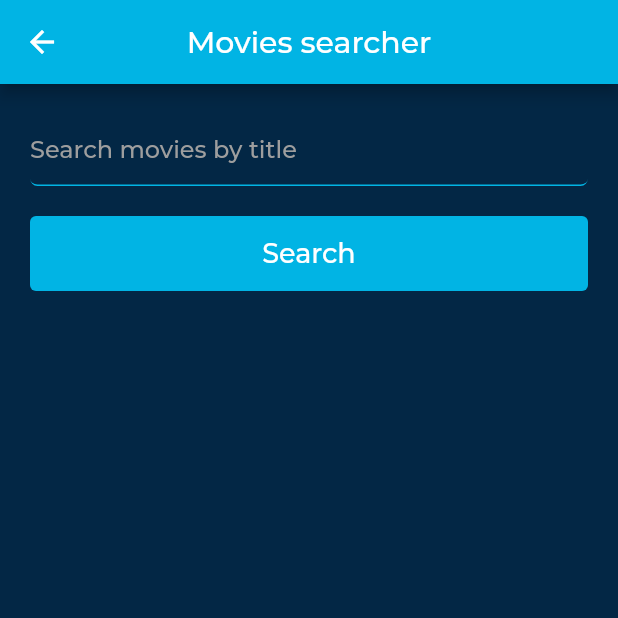
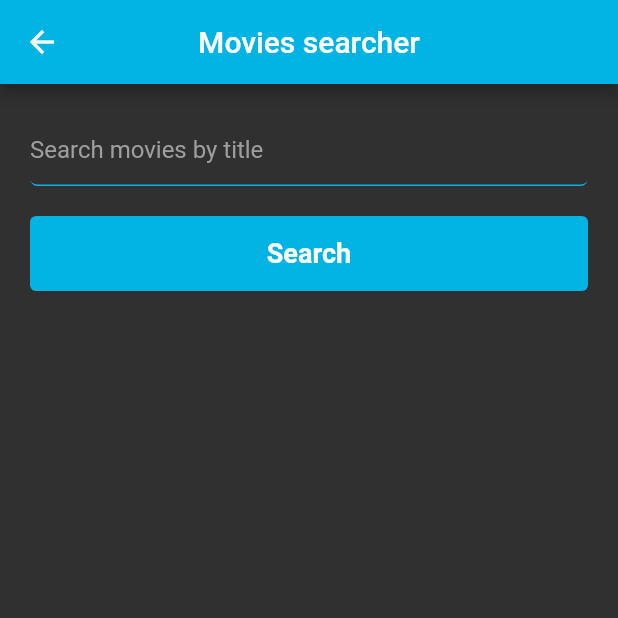
Before and after one commit to Lucas040593/the_movie_db_app, a Flutter app: the screen it shows after launch, after a tap on the "search" icon, on a phone screen of 412 x 824 dp, the top half of it. Run offline on Flutter 3.47's test engine with Material 2 defaults, Android fonts, the phone set to English and light mode, and no system bars; network calls fail.

Commit message:
Actualizando código
Refactorizando código y añadiendo en parte del código uso de provider.

```diff
--- a/lib/Models/Movie.dart
+++ b/lib/Models/Movie.dart
@@ -1,15 +1,11 @@
-// To parse this JSON data, do
-//
-//     final movie = movieFromJson(jsonString);
-
-import 'package:meta/meta.dart';
+import 'package:flutter/material.dart';
 import 'dart:convert';
 
 Movie movieFromJson(String str) => Movie.fromJson(json.decode(str));
 
 String movieToJson(Movie data) => json.encode(data.toJson());
 
-class Movie {
+class Movie with ChangeNotifier {
   Movie({
     required this.adult,
     required this.backdropPath,
@@ -25,6 +21,7 @@ class Movie {
     required this.video,
     required this.voteAverage,
     required this.voteCount,
+    required this.check,
   });
 
   bool adult;
@@ -41,6 +38,7 @@ class Movie {
   bool video;
   double voteAverage;
   int voteCount;
+  bool check = false;
 
   factory Movie.fromJson(Map<String, dynamic> json) => Movie(
         adult: json["adult"],
@@ -57,6 +55,7 @@ class Movie {
         video: json["video"],
         voteAverage: json["vote_average"].toDouble(),
         voteCount: json["vote_count"],
+        check: false,
       );
 
   Map<String, dynamic> toJson() => {
@@ -74,5 +73,6 @@ class Movie {
         "video": video,
         "vote_average": voteAverage,
         "vote_count": voteCount,
+        "check": check,
       };
 }
--- a/lib/globalData/GlobalPaths.dart
+++ b/lib/globalData/GlobalPaths.dart
@@ -1,4 +1,5 @@
-class GlobaPaths{
+//Paths
+class GlobaPaths {
   static String apiBase = 'https://api.themoviedb.org/3/';
   static String imageBase = 'http://image.tmdb.org/t/p/original';
 }
--- a/lib/main.dart
+++ b/lib/main.dart
@@ -1,26 +1,25 @@
 import 'package:flutter/material.dart';
+import 'package:the_movie_db_app/provider/Movie_provider.dart';
 import 'package:the_movie_db_app/screens/SplashView.dart';
-import 'package:the_movie_db_app/theme/CustomColors.dart';
+import 'package:provider/provider.dart';
 
 void main() {
-  runApp(const MyApp());
+  runApp(MultiProvider(providers: [
+    ChangeNotifierProvider(create: (context) => MovieProvider()),
+    ChangeNotifierProvider(create: (context) => ThemeChanger(ThemeData.dark()))
+  ], child: const MyApp()));
 }
 
 class MyApp extends StatelessWidget {
   const MyApp({Key? key}) : super(key: key);
 
-  // This widget is the root of your application.
   @override
   Widget build(BuildContext context) {
+    final theme = Provider.of<ThemeChanger>(context);
     return MaterialApp(
-      theme: ThemeData(
-          // primarySwatch: Colors.blue,
-          scaffoldBackgroundColor: CustomColors.main,
-          secondaryHeaderColor: CustomColors.secondary,
-          fontFamily: 'Montserrat'
-        ),
-        debugShowCheckedModeBanner: false,
-        home: const SplashView(),
+      theme: theme.getTheme(),
+      debugShowCheckedModeBanner: false,
+      home: const SplashView(),
     );
   }
 }
--- /dev/null
+++ b/lib/provider/Movie_provider.dart
@@ -0,0 +1,74 @@
+import 'dart:convert';
+
+import 'package:flutter/material.dart';
+import 'package:the_movie_db_app/Models/Movie.dart';
+import 'package:the_movie_db_app/globalData/GlobalPaths.dart';
+import 'package:the_movie_db_app/secret/themoviedb_api.dart';
+import 'package:http/http.dart' as http;
+
+//Clase para cargar peliculas
+class MovieProvider with ChangeNotifier {
+  List<Movie> moviesList = [];
+  List<Movie> moviesListPopular = [];
+  List parsedList = [];
+  bool isLoading = false;
+  int _popularMoviesPage = 1;
+
+  getMyData() async {
+    isLoading = true;
+    moviesList = (await loadMovies())!;
+    moviesListPopular = (await loadPopularMovies(_popularMoviesPage))!;
+    isLoading = false;
+    notifyListeners();
+  }
+
+  //Obtener la lista de peliculas en cartelera.
+  Future<List<Movie>?> loadMovies() async {
+    final response = await http.get(Uri.parse(
+        GlobaPaths.apiBase + 'movie/now_playing?api_key=' + themoviedbApi));
+    if (response.statusCode == 200) {
+      parsedList = json.decode(response.body)['results'];
+      notifyListeners();
+      return moviesList = parsedList.map((m) => Movie.fromJson(m)).toList();
+    } else {
+      print('Error al recuperar las peliculas en cartelera de la API');
+      return null;
+    }
+  }
+
+  //Obtener la lista de peliculas populares.
+  Future<List<Movie>?> loadPopularMovies(int page) async {
+    final response = await http.get(Uri.parse(GlobaPaths.apiBase +
+        'movie/popular?page=$page&api_key=' +
+        themoviedbApi));
+    if (response.statusCode == 200) {
+      List parsedList = json.decode(response.body)['results'];
+      notifyListeners();
+      return moviesListPopular =
+          parsedList.map((m) => Movie.fromJson(m)).toList();
+    } else {
+      print('Error al recuperar las peliculas mas populares de la API');
+      return null;
+    }
+  }
+
+  //Obtener la película según id
+  setFavorite(int id) {
+    moviesList.where((element) => element.id == id).first.check = true;
+    notifyListeners();
+  }
+}
+
+//Clase para marcar favorito en cartelera
+class ThemeChanger with ChangeNotifier {
+  ThemeData _themeData;
+
+  ThemeChanger(this._themeData);
+
+  getTheme() => _themeData;
+
+  setTheme(ThemeData theme) {
+    this._themeData = theme;
+    notifyListeners();
+  }
+}
--- a/lib/screens/HomeView.dart
+++ b/lib/screens/HomeView.dart
@@ -1,5 +1,7 @@
 import 'package:flutter/material.dart';
+import 'package:provider/provider.dart';
 import 'package:the_movie_db_app/Models/Movie.dart';
+import 'package:the_movie_db_app/provider/Movie_provider.dart';
 import 'package:the_movie_db_app/screens/SearchView.dart';
 import 'package:the_movie_db_app/services/MoviesService.dart';
 import 'package:the_movie_db_app/theme/CustomColors.dart';
@@ -26,6 +28,8 @@ class _HomeViewState extends State<HomeView> {
     super.initState();
     _popularMoviesScrollController = ScrollController()
       ..addListener(_scrollPopularMoviesListener);
+    final dataProvider = Provider.of<MovieProvider>(context, listen: false);
+    dataProvider.getMyData();
   }
 
   @override
@@ -37,13 +41,19 @@ class _HomeViewState extends State<HomeView> {
 
   @override
   Widget build(BuildContext context) {
+    final moviesProvider = Provider.of<MovieProvider>(context);
+    final theme = Provider.of<ThemeChanger>(context);
+
     return Scaffold(
         appBar: AppBar(
-          title: const Text('The Movie DB App'),
-          centerTitle: true,
-          backgroundColor: CustomColors.secondary,
+          title: Text("Movie App"),
+          backgroundColor: CustomColors.main,
           leading: Container(),
-          actions: [_buildSearchButton()],
+          actions: [
+            _buildSearchButton(),
+            _buildDarkButton(theme),
+            _buildLightButton(theme),
+          ],
         ),
         body: WillPopScope(
             onWillPop: () async => false,
@@ -56,13 +66,14 @@ class _HomeViewState extends State<HomeView> {
                     //Peliculas en cartelera
                     _builSectionTitle('Now Playing Movies'),
                     const Padding(padding: EdgeInsets.all(10)),
-                    _buildNowPlayingMovies(),
+                    //Cartelera
+                    _buildNowPlayingMovies(moviesProvider),
                     //Peliculas populares
                     const Padding(padding: EdgeInsets.all(20)),
                     _builSectionTitle('Popular Movies'),
                     const Padding(padding: EdgeInsets.all(10)),
                     //Populares
-                    _buildPopularMovies(),
+                    _buildPopularMovies(moviesProvider),
                   ],
                 ),
               ),
@@ -88,22 +99,45 @@ class _HomeViewState extends State<HomeView> {
     );
   }
 
-  //Espera a recibir la lista de objetos Movie (en cartelera) y mientras muestra un spinner.
-  Widget _buildNowPlayingMovies() {
-    return FutureBuilder(
-      future: _getNowPlayingMovies(),
-      builder: (BuildContext context, AsyncSnapshot snapshot) {
-        if (snapshot.hasData) {
-          return _buildNowPlayingMoviesList(snapshot.data);
-        } else {
-          return const SizedBox(
-              width: 80, height: 80, child: CircularProgressIndicator());
-        }
-      },
+  //Boton para cambiar theme
+  Widget _buildDarkButton(ThemeChanger theme) {
+    return Padding(
+      padding: const EdgeInsets.only(right: 20),
+      child: GestureDetector(
+        child: const Icon(Icons.dark_mode),
+        onTap: () {
+          theme.setTheme(ThemeData(
+              scaffoldBackgroundColor: CustomColors.fondoDark,
+              fontFamily: 'Montserrat'));
+        },
+      ),
     );
   }
 
-  //Carga la lista de objetos Movie (en cartelera) en un ListView horizontal.
+  //Boton para cambiar theme
+  Widget _buildLightButton(ThemeChanger theme) {
+    return Padding(
+      padding: const EdgeInsets.only(right: 20),
+      child: GestureDetector(
+        child: const Icon(Icons.sunny),
+        onTap: () {
+          theme.setTheme(ThemeData(
+              scaffoldBackgroundColor: CustomColors.fondoLight,
+              fontFamily: 'Montserrat'));
+        },
+      ),
+    );
+  }
+
+  //Espera a recibir la lista y mientras muestra un spinner.
+  Widget _buildNowPlayingMovies(MovieProvider moviesProvider) {
+    return moviesProvider.isLoading
+        ? const SizedBox(
+            width: 80, height: 80, child: CircularProgressIndicator())
+        : _buildNowPlayingMoviesList(moviesProvider.moviesList);
+  }
+
+  //Carga la lista en un ListView horizontal.
   Widget _buildNowPlayingMoviesList(List<Movie> lista) {
     return SizedBox(
         height: 280,
@@ -116,29 +150,15 @@ class _HomeViewState extends State<HomeView> {
             }));
   }
 
-  //Llama a Movies services y le pide una lista de objetos Movie (en cartelera), de peliculas populares.
-  Future _getNowPlayingMovies() {
-    return MoviesService.getNowPlayingMovies().then((value) {
-      return value;
-    });
+  //Espera a recibir la lista y mientras muestra un spinner.
+  Widget _buildPopularMovies(MovieProvider moviesProvider) {
+    return moviesProvider.isLoading
+        ? const SizedBox(
+            width: 80, height: 80, child: CircularProgressIndicator())
+        : _buildPopularMoviesList(moviesProvider.moviesListPopular);
   }
 
-  //Espera a recibir la lista de objetos Movie (populares) y mientras muestra un spinner.
-  Widget _buildPopularMovies() {
-    return FutureBuilder(
-      future: _getPopularMovies(),
-      builder: (BuildContext context, AsyncSnapshot snapshot) {
-        if (snapshot.hasData) {
-          return _buildPopularMoviesList(snapshot.data);
-        } else {
-          return const SizedBox(
-              width: 80, height: 80, child: CircularProgressIndicator());
-        }
-      },
-    );
-  }
-
-  //Carga la lista de objetos Movie (populares) en un ListView horizontal.
+  //Carga la lista en un ListView horizontal.
   Widget _buildPopularMoviesList(List<Movie> lista) {
     _popularMoviesList += lista;
     return SizedBox(
@@ -153,7 +173,7 @@ class _HomeViewState extends State<HomeView> {
             }));
   }
 
-  //Llama a Movies services y le pide una lista de objetos Movie (populares), de peliculas en cartelera.
+  //Llama a Movies services y le pide una lista para cargar las peliculas al pasar scroll horizontal.
   Future _getPopularMovies() async {
     return MoviesService.getPopularMovies(_popularMoviesPage).then((value) {
       return value;
--- a/lib/services/MoviesService.dart
+++ b/lib/services/MoviesService.dart
@@ -5,10 +5,12 @@ import 'package:the_movie_db_app/Models/MovieCast.dart';
 import 'package:the_movie_db_app/globalData/GlobalPaths.dart';
 import 'package:the_movie_db_app/secret/themoviedb_api.dart';
 
-class MoviesService{
+class MoviesService {
   //Obtener la lista de peliculas populares.
-  static Future<List<Movie>?> getPopularMovies(int page) async{
-    final response = await http.get(Uri.parse(GlobaPaths.apiBase+'movie/popular?page=$page&api_key='+themoviedbApi));
+  static Future<List<Movie>?> getPopularMovies(int page) async {
+    final response = await http.get(Uri.parse(GlobaPaths.apiBase +
+        'movie/popular?page=$page&api_key=' +
+        themoviedbApi));
     if (response.statusCode == 200) {
       List parsedList = json.decode(response.body)['results'];
       return parsedList.map((m) => Movie.fromJson(m)).toList();
@@ -18,21 +20,10 @@ class MoviesService{
     }
   }
 
-  //Obtener la lista de peliculas en cartelera.
-  static Future<List<Movie>?> getNowPlayingMovies() async{
-    final response = await http.get(Uri.parse(GlobaPaths.apiBase+'movie/now_playing?api_key='+themoviedbApi));
-    if (response.statusCode == 200) {
-      List parsedList = json.decode(response.body)['results'];
-      return parsedList.map((m) => Movie.fromJson(m)).toList();
-    } else {
-      print('Error al recuperar las peliculas en cartelera de la API');
-      return null;
-    }
-  }
-
   //Obtener una pelicula.
-  static Future<Movie?> getOneMovie(int movieId) async{
-    final response = await http.get(Uri.parse(GlobaPaths.apiBase+'movie/$movieId?api_key='+themoviedbApi));
+  static Future<Movie?> getOneMovie(int movieId) async {
+    final response = await http.get(Uri.parse(
+        GlobaPaths.apiBase + 'movie/$movieId?api_key=' + themoviedbApi));
     if (response.statusCode == 200) {
       return Movie.fromJson(json.decode(response.body));
     } else {
@@ -42,8 +33,10 @@ class MoviesService{
   }
 
   //Obtener los actores de una pelicula.
-  static Future<List<MovieCast>?> getCreditsMovie(int movieId) async{
-    final response = await http.get(Uri.parse(GlobaPaths.apiBase+'movie/$movieId/credits?api_key='+themoviedbApi));
+  static Future<List<MovieCast>?> getCreditsMovie(int movieId) async {
+    final response = await http.get(Uri.parse(GlobaPaths.apiBase +
+        'movie/$movieId/credits?api_key=' +
+        themoviedbApi));
     if (response.statusCode == 200) {
       List parsedList = json.decode(response.body)['cast'];
       return parsedList.map((m) => MovieCast.fromJson(m)).toList();
@@ -54,8 +47,10 @@ class MoviesService{
   }
 
   //Obtener pelicula por titulo.
-  static Future<List<Movie>?> getMovieByTitle(String movieTitle) async{
-    final response = await http.get(Uri.parse(GlobaPaths.apiBase+'search/movie?query=$movieTitle&api_key='+themoviedbApi));
+  static Future<List<Movie>?> getMovieByTitle(String movieTitle) async {
+    final response = await http.get(Uri.parse(GlobaPaths.apiBase +
+        'search/movie?query=$movieTitle&api_key=' +
+        themoviedbApi));
     if (response.statusCode == 200) {
       List parsedList = json.decode(response.body)['results'];
       return parsedList.map((m) => Movie.fromJson(m)).toList();
--- a/lib/theme/CustomColors.dart
+++ b/lib/theme/CustomColors.dart
@@ -3,4 +3,6 @@ import 'package:flutter/material.dart';
 class CustomColors{
   static const Color main = Color.fromARGB(255, 3, 39, 69);
   static const Color secondary = Color.fromARGB(255, 1, 180, 228);
+  static const Color fondoDark = Colors.black;
+  static const Color fondoLight = Colors.blueGrey;
 }
--- a/lib/widgets/MovieCard.dart
+++ b/lib/widgets/MovieCard.dart
@@ -15,7 +15,7 @@ class MovieCard extends StatefulWidget {
 class _MovieCardState extends State<MovieCard> {
 final double _lateralMargin = 20;
 
-  //Card on un placeholder de la imagen y el titulo de la pelicula, cuando recibe la imagen de la url sustituye al placeholder. Al pulsar lleva a los detalles de la
+  //Card con un placeholder de la imagen y el titulo de la pelicula, cuando recibe la imagen de la url sustituye al placeholder. Al pulsar lleva a los detalles de la
   //pelicula
   @override
   Widget build(BuildContext context) {
--- a/pubspec.yaml
+++ b/pubspec.yaml
@@ -34,6 +34,7 @@ dependencies:
   # The following adds the Cupertino Icons font to your application.
   # Use with the CupertinoIcons class for iOS style icons.
   cupertino_icons: ^1.0.2
+  provider: ^6.0.5
 
 dev_dependencies:
   flutter_test:
```
Also changed, not shown: lib/Models/MovieCast.dart (+4 -7 lines), lib/screens/MovieDetailView.dart (+29 -50 lines), lib/screens/SearchView.dart (+28 -42 lines), lib/screens/SplashView.dart (+8 -12 lines), lib/widgets/SimpleMovieCard.dart (+41 -12 lines), lib/widgets/TitleWidget.dart (+8 -12 lines), pubspec.lock. Lines whose indentation alone changed are shown as unchanged.
